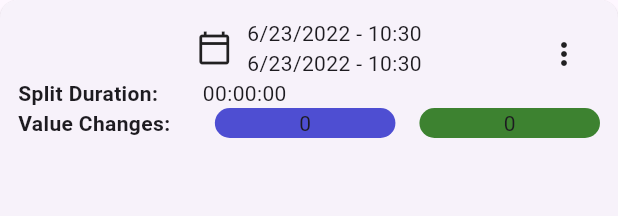
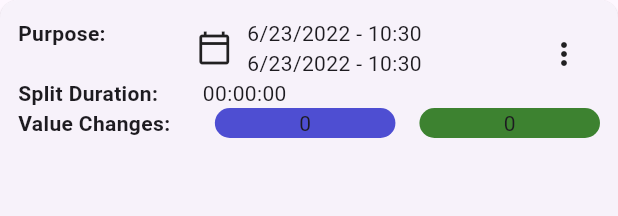
Before and after one commit to Jictyvoo/TallyCounterFlutter, a Flutter app: the RegisterCardWidget widget shown alone on an empty page, opened directly with empty values, on a phone screen of 412 x 824 dp. Shown: the top 216 px of the screen. Run offline on Flutter 3.47's test engine with Material 2 defaults, Android fonts, the phone set to English and light mode, and no system bars; our stand-ins replace flutter_modular, isar, permission_handler; missing offline and left inert: filesystem_picker; accounts and stored records are empty; generated files the repository leaves out were written again; statements that could not run were skipped.

Commit message:
:bowling: feat: [WIP] Show purpose on `RegisterCard`

```diff
--- a/lib/app/core/domain/models/entities/counter_register.dart
+++ b/lib/app/core/domain/models/entities/counter_register.dart
@@ -1,3 +1,4 @@
+import 'register_purpose.dart';
 import 'timer_intersection.dart';
 
 class CounterRegister extends TimeIntersection {
@@ -5,6 +6,7 @@ class CounterRegister extends TimeIntersection {
   final DateTime endTime;
   final int oldValue;
   final int newValue;
+  final RegisterPurpose purpose;
 
   CounterRegister({
     this.id = -1,
@@ -12,6 +14,7 @@ class CounterRegister extends TimeIntersection {
     required this.endTime,
     this.oldValue = 0,
     this.newValue = 0,
+    this.purpose = RegisterPurpose.empty,
   }) : super(startTime, endTime.difference(startTime));
 
   CounterRegister.duration({
@@ -21,6 +24,7 @@ class CounterRegister extends TimeIntersection {
     required Duration duration,
     this.oldValue = 0,
     this.newValue = 0,
+    this.purpose = RegisterPurpose.empty,
   })  : endTime = endTime ?? startTime.add(duration),
         super(startTime, duration);
 
--- /dev/null
+++ b/lib/app/core/domain/models/entities/register_purpose.dart
@@ -0,0 +1,20 @@
+class RegisterPurpose {
+  final int? id;
+  final String name;
+  final String description;
+  final Duration? limit;
+
+  static const empty = RegisterPurpose(
+    id: null,
+    name: '',
+    description: '',
+    limit: null,
+  );
+
+  const RegisterPurpose({
+    this.id,
+    required this.name,
+    this.description = '',
+    this.limit,
+  });
+}
--- a/lib/app/core/infra/collections/migrations/add_miscellaneous_purpose_migration.dart
+++ b/lib/app/core/infra/collections/migrations/add_miscellaneous_purpose_migration.dart
@@ -11,7 +11,7 @@ class AddMiscellaneousPurposeMigration extends MigrationsContract {
   @override
   String get description =>
       'Add the `Miscellaneous` purpose to the list of purposes, and then add it'
-      'to all tally registers that do not have a purpose.';
+      ' to all tally registers that do not have a purpose.';
 
   @override
   String get name => '02_add_miscellaneous_purpose';
--- a/lib/app/core/infra/repositories/counter_register_repository_isar.dart
+++ b/lib/app/core/infra/repositories/counter_register_repository_isar.dart
@@ -1,5 +1,6 @@
 import 'package:isar/isar.dart';
 import 'package:tally_counter/app/core/domain/models/entities/counter_register.dart';
+import 'package:tally_counter/app/core/domain/models/entities/register_purpose.dart';
 import 'package:tally_counter/app/core/domain/repositories/counter_register_repository.dart';
 import 'package:tally_counter/app/core/infra/collections/counter_register_collection.dart';
 import 'package:tally_counter/app/core/infra/collections/register_date_collection.dart';
@@ -13,9 +14,17 @@ class CounterRegisterRepositoryIsar implements CounterRegisterRepository {
     return _isar!;
   }
 
-  List<CounterRegister> _parseRows(List<TallyRegisterCollection> rowsList) {
+  Future<List<CounterRegister>> _parseRows(
+    List<TallyRegisterCollection> rowsList,
+  ) async {
     final resultList = <CounterRegister>[];
     for (final row in rowsList) {
+      await row.purpose.load();
+      final purpose = RegisterPurpose(
+        name: row.purpose.value?.name ?? '',
+        description: row.purpose.value?.description ?? '',
+        limit: Duration(milliseconds: row.purpose.value?.limit ?? 0),
+      );
       if (row.duration == Isar.autoIncrement || row.duration == null) {
         resultList.add(
           CounterRegister(
@@ -24,6 +33,7 @@ class CounterRegisterRepositoryIsar implements CounterRegisterRepository {
             endTime: row.endAt,
             newValue: row.newValue,
             oldValue: row.oldValue,
+            purpose: purpose,
           ),
         );
       } else {
@@ -35,6 +45,7 @@ class CounterRegisterRepositoryIsar implements CounterRegisterRepository {
             duration: Duration(microseconds: row.duration!),
             newValue: row.newValue,
             oldValue: row.oldValue,
+            purpose: purpose,
           ),
         );
       }
--- a/lib/app/pages/register_list/widgets/register_card.dart
+++ b/lib/app/pages/register_list/widgets/register_card.dart
@@ -50,6 +50,19 @@ class RegisterCardWidget extends StatelessWidget {
         padding: const EdgeInsets.all(12),
         child: Stack(
           children: [
+            Align(
+              alignment: Alignment.topLeft,
+              child: Row(
+                children: [
+                  const Text(
+                    'Purpose: ',
+                    style: TextStyle(fontWeight: FontWeight.bold),
+                  ),
+                  const SizedBox(width: 10),
+                  Text(counterRegister.purpose.name),
+                ],
+              ),
+            ),
             Column(
               crossAxisAlignment: CrossAxisAlignment.center,
               children: [
--- a/lib/app/pages/register_list/widgets/register_list_loader_widget.dart
+++ b/lib/app/pages/register_list/widgets/register_list_loader_widget.dart
@@ -36,6 +36,7 @@ class _RegisterListLoaderState extends State<RegisterListLoader>
       builder: (context, snapshot) {
         final result = snapshot.data ?? [];
         if (snapshot.hasError) {
+          debugPrintStack(stackTrace: snapshot.stackTrace);
           return const Center(
             child: Text('Error when loading registers'),
           );
```
